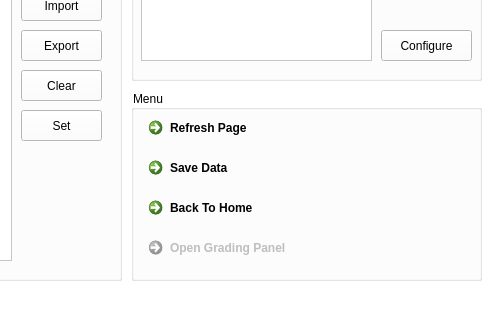
zyzhao-24/Project-Offline-Judge, file contesteditor.ui: the form before one commit; both pictures show x 309 to 800 and y 280 to 600 of the 800 by 600 pixel window.
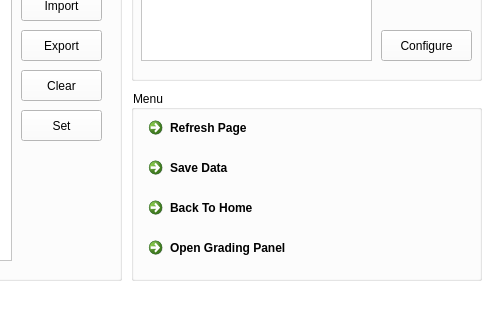
The form after the commit. Icons and pictures are not drawn.

Diff of the .ui file:
```diff
--- a/contesteditor.ui
+++ b/contesteditor.ui
@@ -581,7 +581,7 @@
     </widget>
     <widget class="QCommandLinkButton" name="gradebtn">
      <property name="enabled">
-      <bool>false</bool>
+      <bool>true</bool>
      </property>
      <property name="geometry">
       <rect>
@@ -592,7 +592,7 @@
       </rect>
      </property>
      <property name="autoFillBackground">
-      <bool>true</bool>
+      <bool>false</bool>
      </property>
      <property name="text">
       <string>Open Grading Panel</string>
```
Left out of the diff: 6 changed lines with no effect on the pictures.
